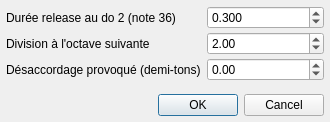
This is trunk/tools/dialog_release.ui in davy7125/polyphone as Qt 5 draws it before an edit. The edited form follows.
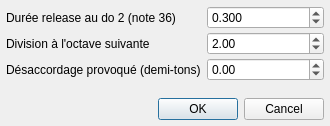
This is the edited form. Icons and pictures are not drawn.

```diff
--- a/trunk/tools/dialog_release.ui
+++ b/trunk/tools/dialog_release.ui
@@ -10,7 +10,7 @@
     <x>0</x>
     <y>0</y>
     <width>330</width>
-    <height>122</height>
+    <height>126</height>
    </rect>
   </property>
   <property name="windowTitle">
```
Left out of the diff: 17 changed lines with no effect on the pictures.
